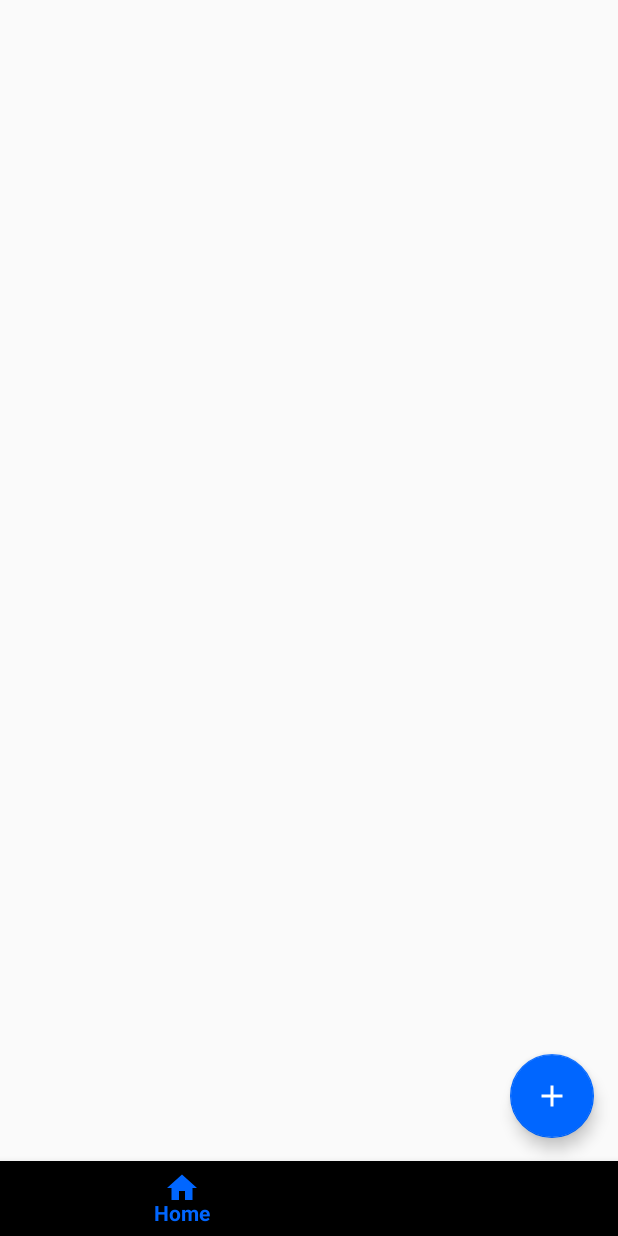
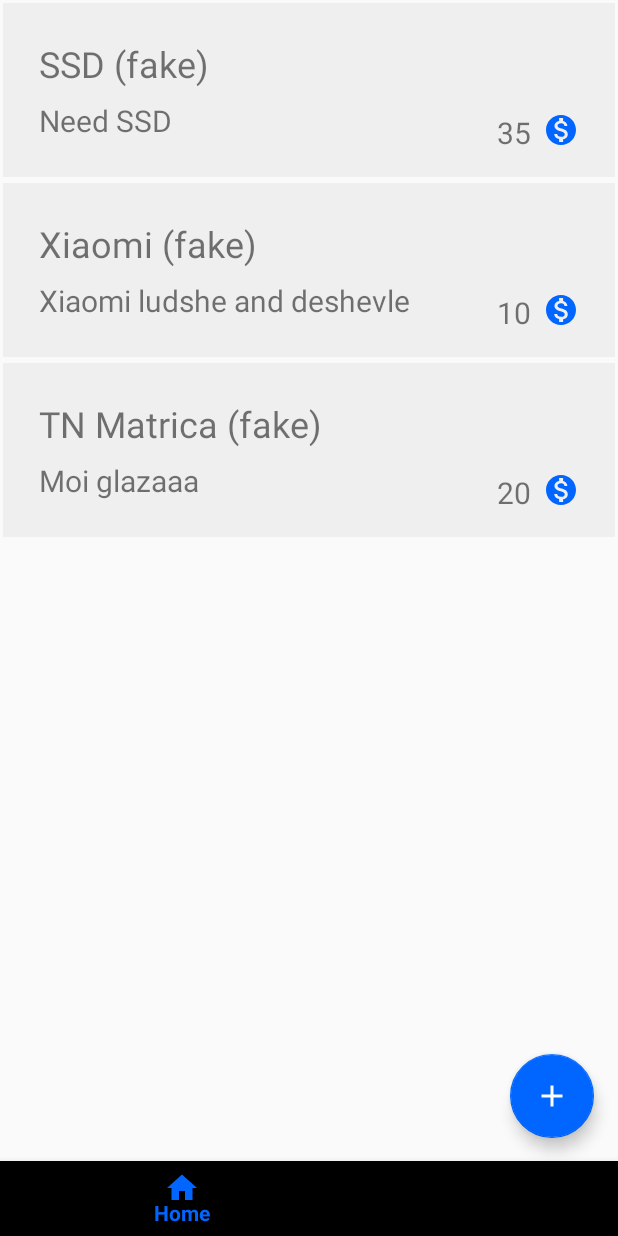
Before and after one commit to postnikovpasha/good_work, an Android app: the HomeFragment screen opened directly, with no data from a screen before it, on a phone screen of 412 x 824 dp. Run offline under Robolectric (Android 15) with nearby library versions, the phone set to English and light mode, and no system bars; 1 statement that could not run was skipped.

Commit message:
Error connect for Home Fragment

```diff
--- a/app/src/main/java/com/example/autapplication/HomeFragment.kt
+++ b/app/src/main/java/com/example/autapplication/HomeFragment.kt
@@ -70,6 +70,8 @@ class HomeFragment : Fragment(), WorksView {
         adapter.setWorks(works)
     }
 
-
+    override fun showMessage(message: String) {
+        Toast.makeText(requireContext(), message, Toast.LENGTH_LONG).show()
+    }
 
 }
--- a/app/src/main/java/com/example/autapplication/model/api/Api.kt
+++ b/app/src/main/java/com/example/autapplication/model/api/Api.kt
@@ -20,4 +20,7 @@ interface Api {
                  @Query("customer") customer: String,
                  @Query("coins") coins: String): Call<ServerResponse>
 
+    @GET("user?login")
+    fun getCoins(@Query("customer") customer: String): Call<ServerResponse>
+
 }
--- a/app/src/main/java/com/example/autapplication/works/HomePresenter.kt
+++ b/app/src/main/java/com/example/autapplication/works/HomePresenter.kt
@@ -1,6 +1,9 @@
 package com.example.autapplication.works
 
+import android.content.Intent
+import android.support.v4.content.ContextCompat.startActivity
 import android.util.Log
+import com.example.autapplication.AddActivity
 import com.example.autapplication.App
 import com.example.autapplication.model.api.Api
 import com.example.autapplication.model.response.Work
@@ -22,6 +25,14 @@ class HomePresenter {
             .enqueue(object : Callback<List<Work>> {
                 override fun onFailure(call: Call<List<Work>>, t: Throwable) {
                     Log.e("asd", t.message)
+                    view?.showMessage("Error: Unable connect to server")
+
+                    view?.showWorks(listOf(
+                        Work("Vitya","SSD (fake)","Need SSD","35"),
+                        Work("Andrey","Xiaomi (fake)","Xiaomi ludshe and deshevle","10"),
+                        Work("Pasha","TN Matrica (fake)","Moi glazaaa", "20")
+                    ))
+
                 }
 
                 override fun onResponse(call: Call<List<Work>>, response: Response<List<Work>>) {
--- a/app/src/main/java/com/example/autapplication/works/WorksAdapter.kt
+++ b/app/src/main/java/com/example/autapplication/works/WorksAdapter.kt
@@ -7,6 +7,7 @@ import android.view.ViewGroup
 import android.widget.Toast
 import com.example.autapplication.R
 import com.example.autapplication.model.response.Work
+import kotlinx.android.synthetic.main.fragment_set.view.*
 import kotlinx.android.synthetic.main.works_item.view.*
 
 class WorksAdapter : RecyclerView.Adapter<WorkHolder>() {
@@ -38,5 +39,6 @@ class WorkHolder(view: View) : RecyclerView.ViewHolder(view) {
         itemView.setOnClickListener {
             Toast.makeText(itemView.context, "ItemClicked", Toast.LENGTH_LONG).show()
         }
+
     }
 }
--- a/app/src/main/java/com/example/autapplication/works/WorksView.kt
+++ b/app/src/main/java/com/example/autapplication/works/WorksView.kt
@@ -4,4 +4,5 @@ import com.example.autapplication.model.response.Work
 
 interface WorksView {
     fun showWorks(works: List<Work>)
+    fun showMessage(message: String)
 }
```
